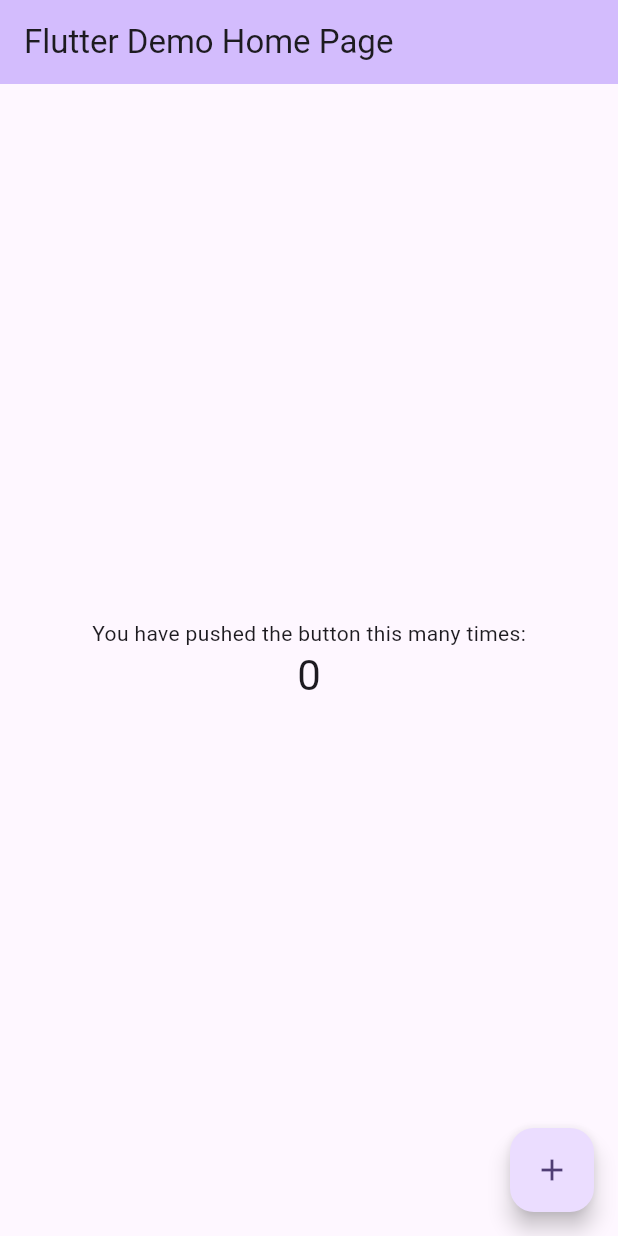
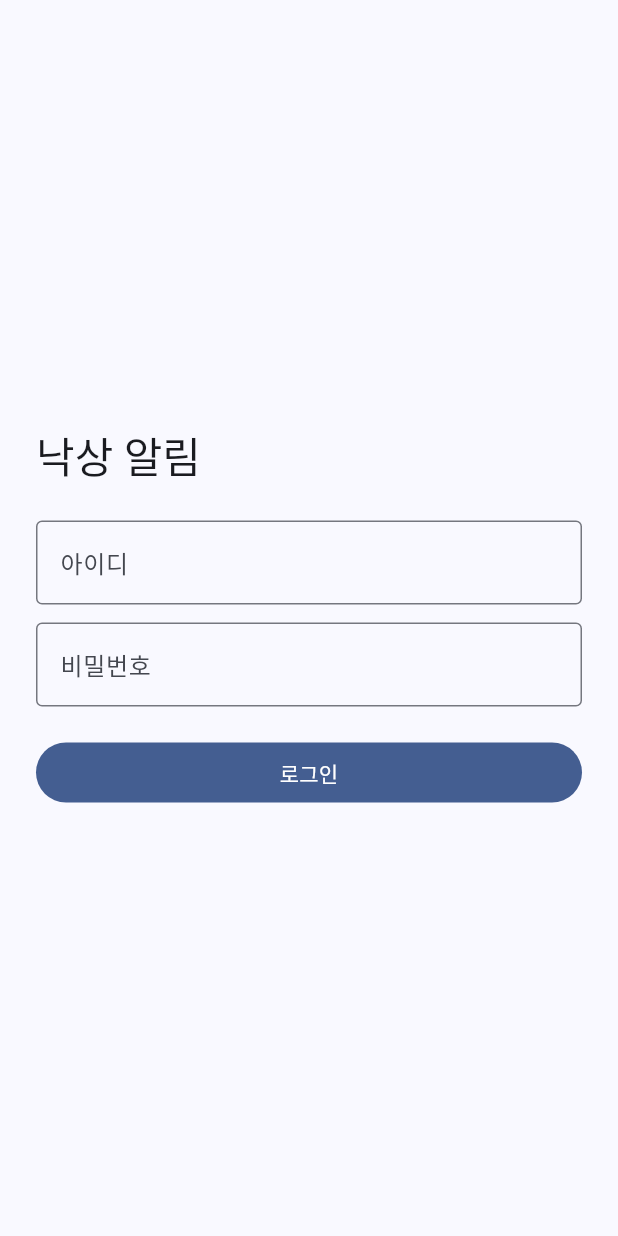
Before and after one commit to munho-kang/fall-detection, a Flutter app: the screen it shows after launch, on a phone screen of 412 x 824 dp. Run offline on Flutter 3.47's test engine with Material 3 defaults, Android fonts, the phone set to English and light mode, and no system bars; our stand-ins replace shared_preferences.

Commit message:
Flutter 로그인·목록·상세 화면 추가

```diff
--- a/app/lib/main.dart
+++ b/app/lib/main.dart
@@ -1,122 +1,48 @@
+// 앱 진입점 — 저장된 토큰 유무로 첫 화면을 정한다
+
 import 'package:flutter/material.dart';
 
+import 'api.dart';
+import 'screens/fall_list.dart';
+import 'screens/login.dart';
+
 void main() {
-  runApp(const MyApp());
+  runApp(const FallGuardianApp());
 }
 
-class MyApp extends StatelessWidget {
-  const MyApp({super.key});
+class FallGuardianApp extends StatefulWidget {
+  const FallGuardianApp({super.key});
 
-  // This widget is the root of your application.
   @override
-  Widget build(BuildContext context) {
-    return MaterialApp(
-      title: 'Flutter Demo',
-      theme: ThemeData(
-        // This is the theme of your application.
-        //
-        // TRY THIS: Try running your application with "flutter run". You'll see
-        // the application has a purple toolbar. Then, without quitting the app,
-        // try changing the seedColor in the colorScheme below to Colors.green
-        // and then invoke "hot reload" (save your changes or press the "hot
-        // reload" button in a Flutter-supported IDE, or press "r" if you used
-        // the command line to start the app).
-        //
-        // Notice that the counter didn't reset back to zero; the application
-        // state is not lost during the reload. To reset the state, use hot
-        // restart instead.
-        //
-        // This works for code too, not just values: Most code changes can be
-        // tested with just a hot reload.
-        colorScheme: .fromSeed(seedColor: Colors.deepPurple),
-      ),
-      home: const MyHomePage(title: 'Flutter Demo Home Page'),
-    );
-  }
+  State<FallGuardianApp> createState() => _FallGuardianAppState();
 }
 
-class MyHomePage extends StatefulWidget {
-  const MyHomePage({super.key, required this.title});
-
-  // This widget is the home page of your application. It is stateful, meaning
-  // that it has a State object (defined below) that contains fields that affect
-  // how it looks.
-
-  // This class is the configuration for the state. It holds the values (in this
-  // case the title) provided by the parent (in this case the App widget) and
-  // used by the build method of the State. Fields in a Widget subclass are
-  // always marked "final".
-
-  final String title;
+class _FallGuardianAppState extends State<FallGuardianApp> {
+  final _api = Api();
+  bool _loading = true;
+  bool _loggedIn = false;
 
   @override
-  State<MyHomePage> createState() => _MyHomePageState();
-}
-
-class _MyHomePageState extends State<MyHomePage> {
-  int _counter = 0;
-
-  void _incrementCounter() {
-    setState(() {
-      // This call to setState tells the Flutter framework that something has
-      // changed in this State, which causes it to rerun the build method below
-      // so that the display can reflect the updated values. If we changed
-      // _counter without calling setState(), then the build method would not be
-      // called again, and so nothing would appear to happen.
-      _counter++;
+  void initState() {
+    super.initState();
+    _api.loadToken().then((token) {
+      setState(() {
+        _loggedIn = token != null;
+        _loading = false;
+      });
     });
   }
 
   @override
   Widget build(BuildContext context) {
-    // This method is rerun every time setState is called, for instance as done
-    // by the _incrementCounter method above.
-    //
-    // The Flutter framework has been optimized to make rerunning build methods
-    // fast, so that you can just rebuild anything that needs updating rather
-    // than having to individually change instances of widgets.
-    return Scaffold(
-      appBar: AppBar(
-        // TRY THIS: Try changing the color here to a specific color (to
-        // Colors.amber, perhaps?) and trigger a hot reload to see the AppBar
-        // change color while the other colors stay the same.
-        backgroundColor: Theme.of(context).colorScheme.inversePrimary,
-        // Here we take the value from the MyHomePage object that was created by
-        // the App.build method, and use it to set our appbar title.
-        title: Text(widget.title),
-      ),
-      body: Center(
-        // Center is a layout widget. It takes a single child and positions it
-        // in the middle of the parent.
-        child: Column(
-          // Column is also a layout widget. It takes a list of children and
-          // arranges them vertically. By default, it sizes itself to fit its
-          // children horizontally, and tries to be as tall as its parent.
-          //
-          // Column has various properties to control how it sizes itself and
-          // how it positions its children. Here we use mainAxisAlignment to
-          // center the children vertically; the main axis here is the vertical
-          // axis because Columns are vertical (the cross axis would be
-          // horizontal).
-          //
-          // TRY THIS: Invoke "debug painting" (choose the "Toggle Debug Paint"
-          // action in the IDE, or press "p" in the console), to see the
-          // wireframe for each widget.
-          mainAxisAlignment: .center,
-          children: [
-            const Text('You have pushed the button this many times:'),
-            Text(
-              '$_counter',
-              style: Theme.of(context).textTheme.headlineMedium,
-            ),
-          ],
-        ),
-      ),
-      floatingActionButton: FloatingActionButton(
-        onPressed: _incrementCounter,
-        tooltip: 'Increment',
-        child: const Icon(Icons.add),
-      ),
+    return MaterialApp(
+      title: '낙상 알림',
+      theme: ThemeData(colorSchemeSeed: const Color(0xFF4C8DFF), useMaterial3: true),
+      home: _loading
+          ? const Scaffold(body: Center(child: CircularProgressIndicator()))
+          : _loggedIn
+              ? FallListScreen(api: _api)
+              : LoginScreen(api: _api),
     );
   }
 }
--- /dev/null
+++ b/app/lib/screens/login.dart
@@ -0,0 +1,90 @@
+// 보호자 로그인 화면
+
+import 'package:flutter/material.dart';
+
+import '../api.dart';
+import 'fall_list.dart';
+
+class LoginScreen extends StatefulWidget {
+  const LoginScreen({super.key, required this.api});
+
+  final Api api;
+
+  @override
+  State<LoginScreen> createState() => _LoginScreenState();
+}
+
+class _LoginScreenState extends State<LoginScreen> {
+  final _username = TextEditingController();
+  final _password = TextEditingController();
+  String? _error;
+  bool _busy = false;
+
+  @override
+  void dispose() {
+    _username.dispose();
+    _password.dispose();
+    super.dispose();
+  }
+
+  Future<void> _submit() async {
+    setState(() {
+      _busy = true;
+      _error = null;
+    });
+    try {
+      await widget.api.login(_username.text, _password.text);
+      if (!mounted) return;
+      Navigator.of(context).pushReplacement(
+        MaterialPageRoute(builder: (_) => FallListScreen(api: widget.api)),
+      );
+    } catch (e) {
+      if (!mounted) return;
+      setState(() {
+        _error = e.toString().replaceFirst('Exception: ', '');
+        _busy = false;
+      });
+    }
+  }
+
+  @override
+  Widget build(BuildContext context) {
+    return Scaffold(
+      body: Center(
+        child: SingleChildScrollView(
+          padding: const EdgeInsets.all(24),
+          child: Column(
+            mainAxisSize: MainAxisSize.min,
+            crossAxisAlignment: CrossAxisAlignment.stretch,
+            children: [
+              Text('낙상 알림', style: Theme.of(context).textTheme.headlineMedium),
+              const SizedBox(height: 24),
+              TextField(
+                controller: _username,
+                decoration: const InputDecoration(labelText: '아이디', border: OutlineInputBorder()),
+              ),
+              const SizedBox(height: 12),
+              TextField(
+                controller: _password,
+                obscureText: true,
+                decoration: const InputDecoration(labelText: '비밀번호', border: OutlineInputBorder()),
+              ),
+              const SizedBox(height: 20),
+              FilledButton(
+                onPressed: _busy ? null : _submit,
+                child: _busy
+                    ? const SizedBox(
+                        width: 18, height: 18, child: CircularProgressIndicator(strokeWidth: 2))
+                    : const Text('로그인'),
+              ),
+              if (_error != null) ...[
+                const SizedBox(height: 14),
+                Text(_error!, style: TextStyle(color: Theme.of(context).colorScheme.error)),
+              ],
+            ],
+          ),
+        ),
+      ),
+    );
+  }
+}
```
Also changed, not shown: app/lib/screens/fall_detail.dart (added, +81 -0 lines), app/lib/screens/fall_list.dart (added, +123 -0 lines), 1 other file.
